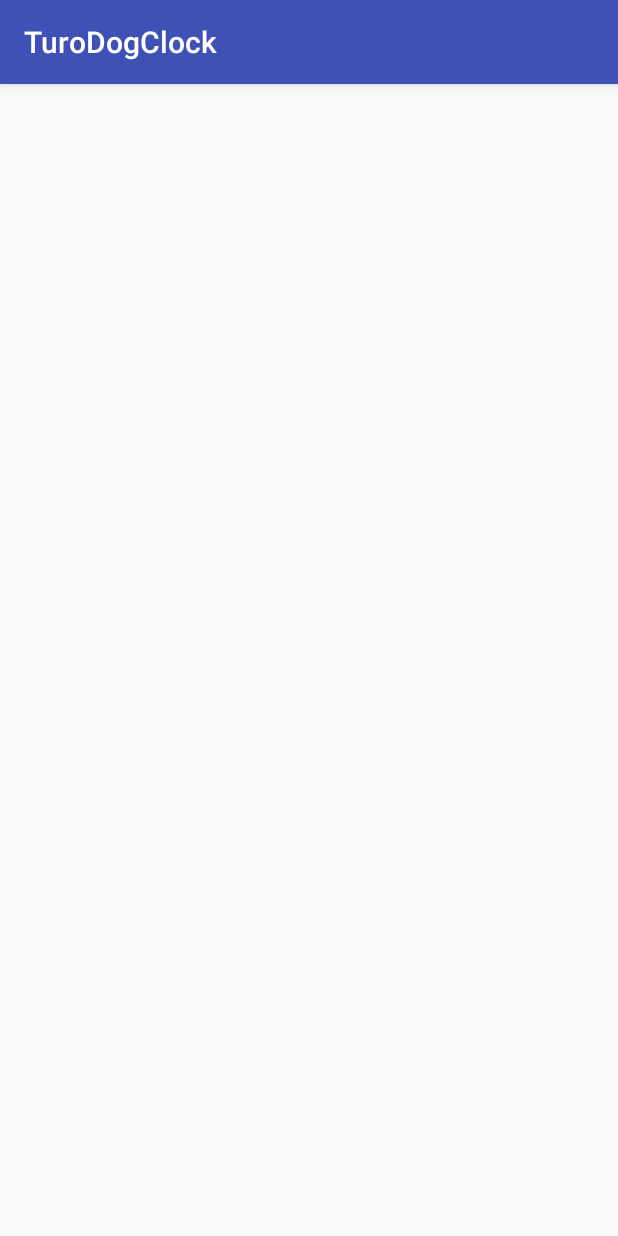
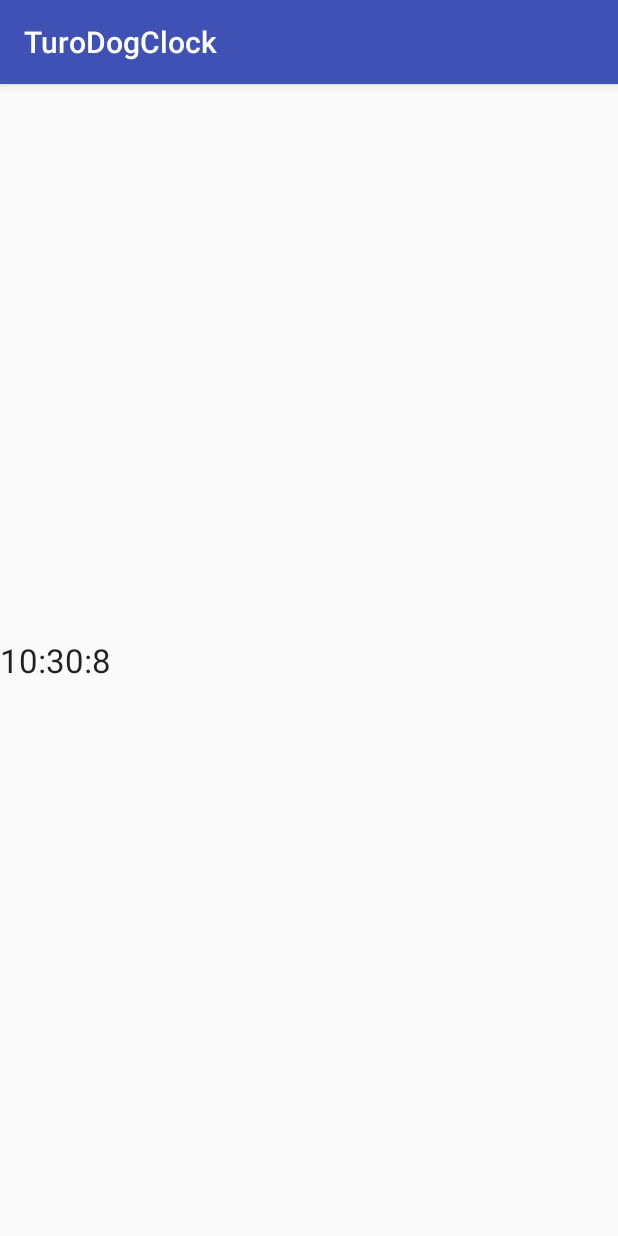
Before and after one commit to fengchaohua/turoDogClock, an Android app: the screen it shows after launch (MainActivity), on a phone screen of 412 x 824 dp. Run offline under Robolectric (Android 15) with nearby library versions, the phone set to English and light mode, and no system bars.

Commit message:
Step2: 实时显示Android时钟功能

```diff
--- /dev/null
+++ b/app/src/main/java/com/turo/turodogclock/TimeView.java
@@ -0,0 +1,100 @@
+package com.turo.turodogclock;
+
+import android.content.Context;
+import android.os.Handler;
+import android.util.AttributeSet;
+import android.view.View;
+import android.widget.LinearLayout;
+import android.widget.TextView;
+
+import java.util.Calendar;
+
+/**
+ * Created by YQ950209 on 2016/9/12.
+ */
+public class TimeView extends LinearLayout{
+
+    private TextView tvTime;
+
+
+    /**
+     * 被代码调用
+     * @param context
+     */
+    public TimeView(Context context) {
+        super(context);
+    }
+
+
+    /**
+     * 被XML初始化器使用
+     * @param context
+     * @param attrs
+     */
+    public TimeView(Context context, AttributeSet attrs) {
+        super(context, attrs);
+    }
+
+    /**
+     * 初始化时可指定Style
+     * @param context
+     * @param attrs
+     * @param defStyleAttr
+     */
+    public TimeView(Context context, AttributeSet attrs, int defStyleAttr) {
+        super(context, attrs, defStyleAttr);
+    }
+
+    /**
+     * 在初始化完成后要做的事
+     */
+    @Override
+    protected void onFinishInflate() {
+        super.onFinishInflate();
+
+        tvTime = (TextView) findViewById(R.id.tvTime);
+        tvTime.setText("Hello");
+
+        timerHandler.sendEmptyMessage(0);//给handler发送消息
+    }
+
+    /**
+     * 当tvtime可见性改变时，tvTime做出相应改变
+     * @param changedView
+     * @param visibility
+     */
+    @Override
+    protected void onVisibilityChanged(View changedView, int visibility) {
+        super.onVisibilityChanged(changedView, visibility);
+
+        if (visibility == View.VISIBLE){
+            timerHandler.sendEmptyMessage(0);//可见时刷新时间
+        }else{
+            timerHandler.removeMessages(0);//不可见时把所有消息移除掉
+        }
+    }
+
+    /**
+     * 刷新时间
+     */
+    private void refreshTime(){
+        Calendar c = Calendar.getInstance();
+
+        tvTime.setText(String.format("%d:%d:%d",c.get(Calendar.HOUR_OF_DAY),c.get(Calendar.MINUTE),c.get(Calendar.SECOND)));
+    }
+
+    /**
+     * 用于更新主UI
+     */
+    private Handler timerHandler = new Handler(){
+
+        public void handleMessage(android.os.Message msg){
+            refreshTime();
+
+            if (getVisibility()== View.VISIBLE){
+                timerHandler.sendEmptyMessageDelayed(0,1000);//每隔一千毫秒执行一次handleMessage
+            }
+        }
+    };
+
+}
--- a/app/src/main/res/layout/activity_main.xml
+++ b/app/src/main/res/layout/activity_main.xml
@@ -26,11 +26,20 @@
                 android:layout_width="match_parent"
                 android:layout_height="match_parent">
 
-                <LinearLayout
+                <com.turo.turodogclock.TimeView
                     android:id="@+id/tabTime"
                     android:layout_width="match_parent"
                     android:layout_height="match_parent"
-                    android:orientation="vertical"></LinearLayout>
+                    android:orientation="vertical">
+
+                    <TextView
+                        android:id="@+id/tvTime"
+                        android:gravity="center"
+                        android:layout_width="match_parent"
+                        android:layout_height="match_parent"
+                        android:textAppearance="?android:attr/textAppearanceLarge"/>
+
+                </com.turo.turodogclock.TimeView>
 
                 <LinearLayout
                     android:id="@+id/tabAlarm"
```
